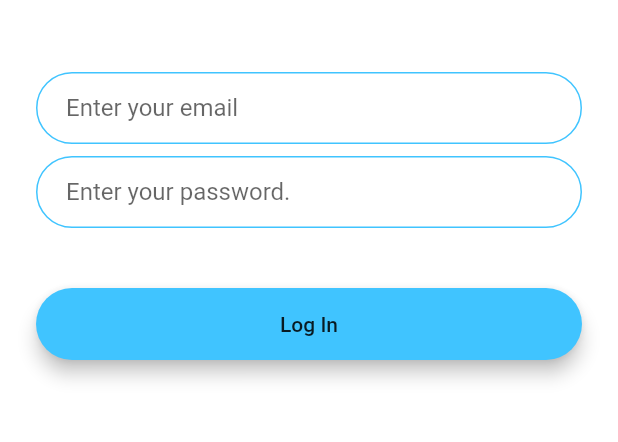
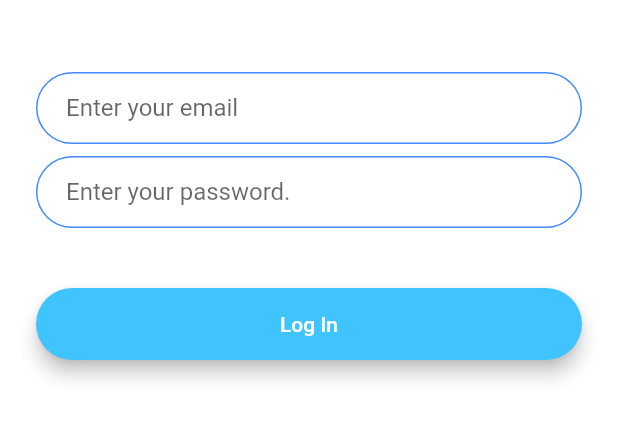
Before and after one commit to MostafaAtef96/the_complete_app_by_appbrewery, a Flutter app: the WelcomeScreen screen opened directly, after a tap on "Log In", on a phone screen of 412 x 824 dp, the part 576-1018 px from its top. Run offline on Flutter 3.47's test engine with Material 2 defaults, Android fonts, the phone set to English and light mode, and no system bars; our stand-ins replace animated_text_kit, audioplayers, flutter_spinkit, font_awesome_flutter, geolocator, rflutter_alert.

Commit message:
:recycle: Refactored some of the UI and decoration code for the Flash Chat app.

```diff
--- /dev/null
+++ b/lib/flash_chat/components/rounded_button.dart
@@ -0,0 +1,35 @@
+import 'package:flutter/material.dart';
+
+class RoundedButton extends StatelessWidget {
+  RoundedButton({
+    this.buttonTitle,
+    this.buttonColor,
+    @required this.onPressed,
+  });
+
+  final Color buttonColor;
+  final String buttonTitle;
+  final Function onPressed;
+  @override
+  Widget build(BuildContext context) {
+    return Padding(
+      padding: EdgeInsets.symmetric(vertical: 16.0),
+      child: Material(
+        elevation: 5.0,
+        color: buttonColor,
+        borderRadius: BorderRadius.circular(30.0),
+        child: MaterialButton(
+          onPressed: onPressed,
+          minWidth: 200.0,
+          height: 42.0,
+          child: Text(
+            buttonTitle,
+            style: TextStyle(
+              color: Colors.white,
+            ),
+          ),
+        ),
+      ),
+    );
+  }
+}
--- a/lib/flash_chat/constants.dart
+++ b/lib/flash_chat/constants.dart
@@ -17,3 +17,18 @@ const kMessageContainerDecoration = BoxDecoration(
     top: BorderSide(color: Colors.lightBlueAccent, width: 2.0),
   ),
 );
+
+const kTextFieldDecoration = InputDecoration(
+  contentPadding: EdgeInsets.symmetric(vertical: 10.0, horizontal: 20.0),
+  border: OutlineInputBorder(
+    borderRadius: BorderRadius.all(Radius.circular(32.0)),
+  ),
+  enabledBorder: OutlineInputBorder(
+    borderSide: BorderSide(color: Colors.blueAccent, width: 1.0),
+    borderRadius: BorderRadius.all(Radius.circular(32.0)),
+  ),
+  focusedBorder: OutlineInputBorder(
+    borderSide: BorderSide(color: Colors.blueAccent, width: 2.0),
+    borderRadius: BorderRadius.all(Radius.circular(32.0)),
+  ),
+);
--- a/lib/flash_chat/screens/login_screen.dart
+++ b/lib/flash_chat/screens/login_screen.dart
@@ -1,4 +1,6 @@
 import 'package:flutter/material.dart';
+import 'package:the_complete_app_by_appbrewery/flash_chat/components/rounded_button.dart';
+import 'package:the_complete_app_by_appbrewery/flash_chat/constants.dart';
 
 class FlashChatLoginScreen extends StatefulWidget {
   static const String flashChatLoginScreenID = 'FlashChatLoginScreen';
@@ -31,24 +33,8 @@ class _FlashChatLoginScreenState extends State<FlashChatLoginScreen> {
               onChanged: (value) {
                 //Do something with the user input.
               },
-              decoration: InputDecoration(
-                hintText: 'Enter your email',
-                contentPadding:
-                    EdgeInsets.symmetric(vertical: 10.0, horizontal: 20.0),
-                border: OutlineInputBorder(
-                  borderRadius: BorderRadius.all(Radius.circular(32.0)),
-                ),
-                enabledBorder: OutlineInputBorder(
-                  borderSide:
-                      BorderSide(color: Colors.lightBlueAccent, width: 1.0),
-                  borderRadius: BorderRadius.all(Radius.circular(32.0)),
-                ),
-                focusedBorder: OutlineInputBorder(
-                  borderSide:
-                      BorderSide(color: Colors.lightBlueAccent, width: 2.0),
-                  borderRadius: BorderRadius.all(Radius.circular(32.0)),
-                ),
-              ),
+              decoration:
+                  kTextFieldDecoration.copyWith(hintText: 'Enter your email'),
             ),
             SizedBox(
               height: 8.0,
@@ -57,45 +43,16 @@ class _FlashChatLoginScreenState extends State<FlashChatLoginScreen> {
               onChanged: (value) {
                 //Do something with the user input.
               },
-              decoration: InputDecoration(
-                hintText: 'Enter your password.',
-                contentPadding:
-                    EdgeInsets.symmetric(vertical: 10.0, horizontal: 20.0),
-                border: OutlineInputBorder(
-                  borderRadius: BorderRadius.all(Radius.circular(32.0)),
-                ),
-                enabledBorder: OutlineInputBorder(
-                  borderSide:
-                      BorderSide(color: Colors.lightBlueAccent, width: 1.0),
-                  borderRadius: BorderRadius.all(Radius.circular(32.0)),
-                ),
-                focusedBorder: OutlineInputBorder(
-                  borderSide:
-                      BorderSide(color: Colors.lightBlueAccent, width: 2.0),
-                  borderRadius: BorderRadius.all(Radius.circular(32.0)),
-                ),
-              ),
+              decoration: kTextFieldDecoration.copyWith(
+                  hintText: 'Enter your password.'),
             ),
             SizedBox(
               height: 24.0,
             ),
-            Padding(
-              padding: EdgeInsets.symmetric(vertical: 16.0),
-              child: Material(
-                color: Colors.lightBlueAccent,
-                borderRadius: BorderRadius.all(Radius.circular(30.0)),
-                elevation: 5.0,
-                child: MaterialButton(
-                  onPressed: () {
-                    //Implement login functionality.
-                  },
-                  minWidth: 200.0,
-                  height: 42.0,
-                  child: Text(
-                    'Log In',
-                  ),
-                ),
-              ),
+            RoundedButton(
+              buttonTitle: 'Log In',
+              buttonColor: Colors.lightBlueAccent,
+              onPressed: () {},
             ),
           ],
         ),
--- a/lib/flash_chat/screens/welcome_screen.dart
+++ b/lib/flash_chat/screens/welcome_screen.dart
@@ -2,6 +2,7 @@ import 'package:flutter/material.dart';
 import 'package:the_complete_app_by_appbrewery/flash_chat/screens/login_screen.dart';
 import 'package:the_complete_app_by_appbrewery/flash_chat/screens/registration_screen.dart';
 import 'package:animated_text_kit/animated_text_kit.dart';
+import 'package:the_complete_app_by_appbrewery/flash_chat/components/rounded_button.dart';
 
 class WelcomeScreen extends StatefulWidget {
   static const String flashChatWelcomeScreenID = 'FlashChatWelcomeScreen';
@@ -65,47 +66,23 @@ class _WelcomeScreenState extends State<WelcomeScreen>
             SizedBox(
               height: 48.0,
             ),
-            Padding(
-              padding: EdgeInsets.symmetric(vertical: 16.0),
-              child: Material(
-                elevation: 5.0,
-                color: Colors.lightBlueAccent,
-                borderRadius: BorderRadius.circular(30.0),
-                child: MaterialButton(
+            RoundedButton(
+              buttonTitle: 'Log In',
+              buttonColor: Colors.lightBlueAccent,
               onPressed: () {
                 //Go to login screen.
                 Navigator.pushNamed(
                     context, FlashChatLoginScreen.flashChatLoginScreenID);
               },
-                  minWidth: 200.0,
-                  height: 42.0,
-                  child: Text(
-                    'Log In',
             ),
-                ),
-              ),
-            ),
-            Padding(
-              padding: EdgeInsets.symmetric(vertical: 16.0),
-              child: Material(
-                color: Colors.blueAccent,
-                borderRadius: BorderRadius.circular(30.0),
-                elevation: 5.0,
-                child: MaterialButton(
+            RoundedButton(
+              buttonTitle: 'Register',
+              buttonColor: Colors.blueAccent,
               onPressed: () {
                 //Go to registration screen.
-                    Navigator.pushNamed(
-                        context,
-                        FlashChatRegistrationScreen
-                            .flashChatRegistrationScreenID);
+                Navigator.pushNamed(context,
+                    FlashChatRegistrationScreen.flashChatRegistrationScreenID);
               },
-                  minWidth: 200.0,
-                  height: 42.0,
-                  child: Text(
-                    'Register',
-                  ),
-                ),
-              ),
             ),
           ],
         ),
```
Also changed, not shown: lib/flash_chat/main_screen.dart (+1 -13 lines), lib/flash_chat/screens/registration_screen.dart (+8 -34 lines). Lines whose indentation alone changed are shown as unchanged.
